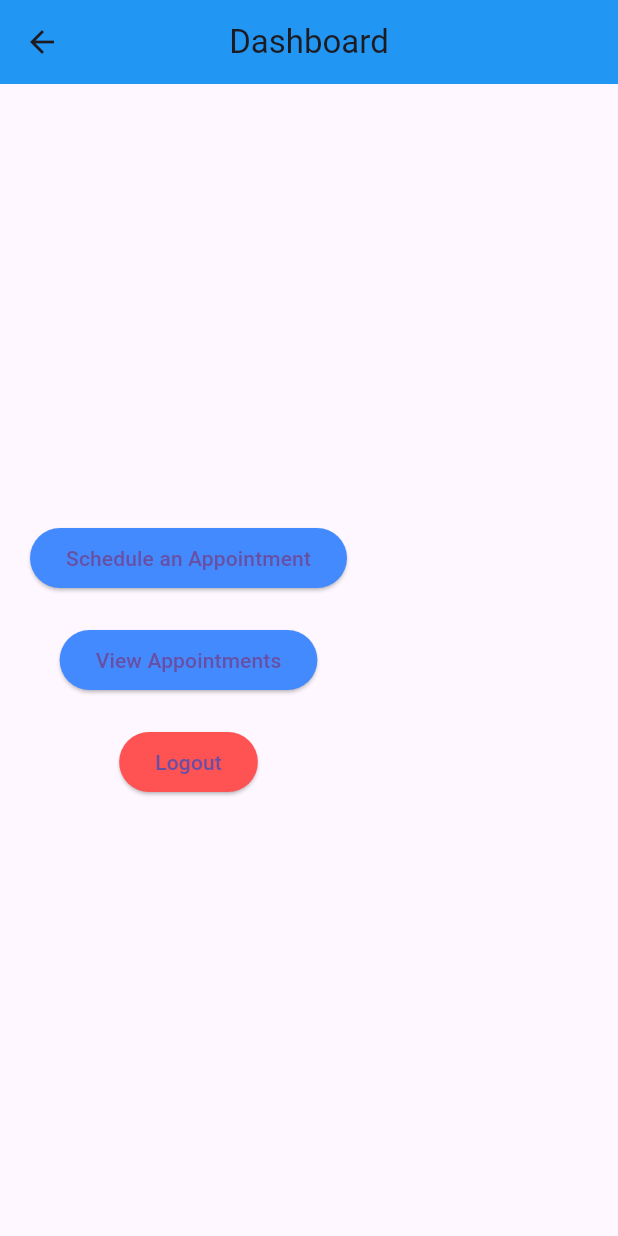
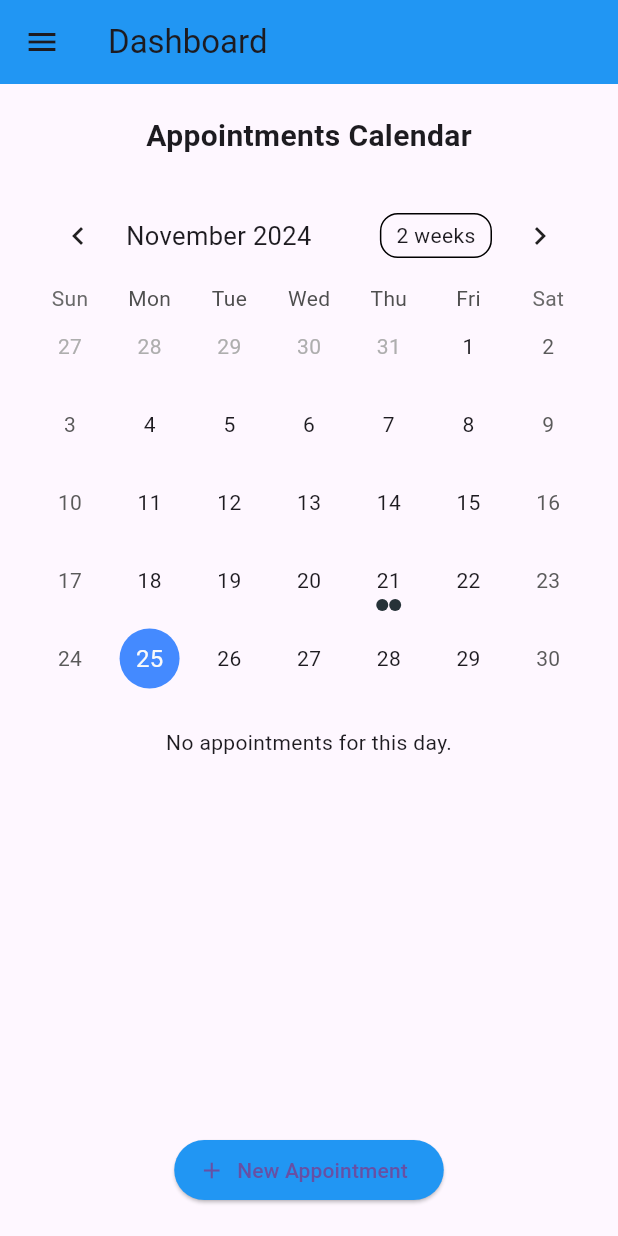
Before and after one commit to Charuzu28/appointmen_app-flutter, a Flutter app: the DashboardPage screen opened by its route, on a phone screen of 412 x 824 dp. Run offline on Flutter 3.47's test engine with Material 3 defaults, Android fonts, the phone set to English and light mode, and no system bars; drawn by our look-alikes of table_calendar.

Commit message:
Appointments, Calendar,Profile, Logout

```diff
--- a/lib/main.dart
+++ b/lib/main.dart
@@ -19,7 +19,7 @@ class MainApp extends StatelessWidget {
       routes: {
         '/signup': (context) => SignUpPage(),
         '/dashboard': (context) => DashboardPage(),
-        '/appointment': (context) => AppointmentPage(),
+        '/appointment': (context) => NewAppointmentPage(),
       },
     );
   }
--- a/lib/pages/dashboard.dart
+++ b/lib/pages/dashboard.dart
@@ -1,51 +1,153 @@
 import 'package:flutter/material.dart';
+import 'package:table_calendar/table_calendar.dart';
 import 'appointment_page.dart';
 
-class DashboardPage extends StatelessWidget {
+class DashboardPage extends StatefulWidget {
+  @override
+  _DashboardPageState createState() => _DashboardPageState();
+}
+
+class _DashboardPageState extends State<DashboardPage> {
+  CalendarFormat _calendarFormat = CalendarFormat.month;
+  DateTime _selectedDay = DateTime.now();
+  DateTime _focusedDay = DateTime.now();
+  final Map<DateTime, List<Map<String, String>>> _appointments = {
+    DateTime.utc(2024, 11, 21): [
+      {
+        "office": "Registrar",
+        "time": "10:00 AM",
+        "reason": "Transcript Request"
+      },
+      {"office": "Cashier", "time": "1:00 PM", "reason": "Tuition Payment"},
+    ],
+  };
+
   @override
   Widget build(BuildContext context) {
     return Scaffold(
       appBar: AppBar(
         title: const Text("Dashboard"),
         backgroundColor: Colors.blue,
-        centerTitle: true,
+      ),
+      drawer: Drawer(
+        child: ListView(
+          children: [
+            const UserAccountsDrawerHeader(
+              accountName: Text("Charles Alamares"),
+              accountEmail: Text("Alamares@example.com"),
+              currentAccountPicture: CircleAvatar(
+                backgroundColor: Colors.white,
+                child: Text(
+                  "CA",
+                  style: TextStyle(fontSize: 24, color: Colors.blue),
+                ),
+              ),
+              decoration: BoxDecoration(color: Colors.blue),
+            ),
+            ListTile(
+              leading: const Icon(Icons.person),
+              title: const Text("Profile"),
+              onTap: () {
+                // Navigate to Profile Page
+              },
+            ),
+            ListTile(
+              leading: const Icon(Icons.settings),
+              title: const Text("Settings"),
+              onTap: () {
+                // Navigate to Settings Page
+              },
+            ),
+            const Divider(),
+            ListTile(
+              leading: const Icon(Icons.logout),
+              title: const Text("Logout"),
+              onTap: () {
+                Navigator.popUntil(context, ModalRoute.withName('/'));
+              },
+            ),
+          ],
+        ),
       ),
       body: Padding(
         padding: const EdgeInsets.all(20),
         child: Column(
-          mainAxisAlignment: MainAxisAlignment.center,
           children: [
-            ElevatedButton(
+            const Text(
+              "Appointments Calendar",
+              style: TextStyle(
+                fontSize: 20,
+                fontWeight: FontWeight.bold,
+              ),
+            ),
+            const SizedBox(height: 20),
+            TableCalendar(
+              firstDay: DateTime.utc(2023, 1, 1),
+              lastDay: DateTime.utc(2030, 12, 31),
+              focusedDay: _focusedDay,
+              calendarFormat: _calendarFormat,
+              selectedDayPredicate: (day) {
+                return isSameDay(_selectedDay, day);
+              },
+              onDaySelected: (selectedDay, focusedDay) {
+                setState(() {
+                  _selectedDay = selectedDay;
+                  _focusedDay = focusedDay;
+                });
+              },
+              eventLoader: (day) {
+                return _appointments[day] ?? [];
+              },
+              calendarStyle: const CalendarStyle(
+                todayDecoration: BoxDecoration(
+                  color: Colors.blue,
+                  shape: BoxShape.circle,
+                ),
+                selectedDecoration: BoxDecoration(
+                  color: Colors.blueAccent,
+                  shape: BoxShape.circle,
+                ),
+              ),
+              onFormatChanged: (format) {
+                setState(() {
+                  _calendarFormat = format;
+                });
+              },
+            ),
+            const SizedBox(height: 20),
+            Expanded(
+              child: ListView(
+                children: _appointments[_selectedDay] != null
+                    ? _appointments[_selectedDay]!.map((appointment) {
+                        return Card(
+                          child: ListTile(
+                            leading: const Icon(Icons.event),
+                            title: Text(
+                                "${appointment['office']} - ${appointment['time']}"),
+                            subtitle: Text(appointment['reason'] ?? ''),
+                          ),
+                        );
+                      }).toList()
+                    : [
+                        const Center(
+                          child: Text("No appointments for this day."),
+                        ),
+                      ],
+              ),
+            ),
+            const SizedBox(height: 20),
+            ElevatedButton.icon(
               onPressed: () {
                 Navigator.push(
                   context,
-                  MaterialPageRoute(builder: (context) => AppointmentPage()),
+                  MaterialPageRoute(builder: (context) => NewAppointmentPage()),
                 );
               },
+              icon: const Icon(Icons.add),
+              label: const Text("New Appointment"),
               style: ElevatedButton.styleFrom(
-                backgroundColor: Colors.blueAccent,
+                backgroundColor: Colors.blue,
               ),
-              child: const Text("Schedule an Appointment"),
-            ),
-            const SizedBox(height: 20),
-            ElevatedButton(
-              onPressed: () {
-                // Navigate to appointment list page (to be implemented)
-              },
-              style: ElevatedButton.styleFrom(
-                backgroundColor: Colors.blueAccent,
-              ),
-              child: const Text("View Appointments"),
-            ),
-            const SizedBox(height: 20),
-            ElevatedButton(
-              onPressed: () {
-                Navigator.pop(context);
-              },
-              style: ElevatedButton.styleFrom(
-                backgroundColor: Colors.redAccent,
-              ),
-              child: const Text("Logout"),
             ),
           ],
         ),
--- a/lib/pages/login_page.dart
+++ b/lib/pages/login_page.dart
@@ -31,12 +31,12 @@ class LoginPage extends StatelessWidget {
                 crossAxisAlignment: CrossAxisAlignment.start,
                 children: <Widget>[
                   Text(
-                    "Welcome Back!",
+                    "Hello, Students!",
                     style: TextStyle(color: Colors.white, fontSize: 40),
                   ),
                   SizedBox(height: 10),
                   Text(
-                    "Sign In to Manage Appointments",
+                    "Sign In to Set Appointment",
                     style: TextStyle(color: Colors.white, fontSize: 18),
                   ),
                 ],
--- a/pubspec.yaml
+++ b/pubspec.yaml
@@ -2,7 +2,7 @@ name: appointment_app_flutter
 description: "A new Flutter project."
 # The following line prevents the package from being accidentally published to
 # pub.dev using `flutter pub publish`. This is preferred for private packages.
-publish_to: 'none' # Remove this line if you wish to publish to pub.dev
+publish_to: "none" # Remove this line if you wish to publish to pub.dev
 
 # The following defines the version and build number for your application.
 # A version number is three numbers separated by dots, like 1.2.43
@@ -28,9 +28,9 @@ environment:
 # the latest version available on pub.dev. To see which dependencies have newer
 # versions available, run `flutter pub outdated`.
 dependencies:
+  table_calendar: ^3.0.6
   flutter:
     sdk: flutter
-
 
   # The following adds the Cupertino Icons font to your application.
   # Use with the CupertinoIcons class for iOS style icons.
@@ -52,7 +52,6 @@ dev_dependencies:
 
 # The following section is specific to Flutter packages.
 flutter:
-
   # The following line ensures that the Material Icons font is
   # included with your application, so that you can use the icons in
   # the material Icons class.
```
Also changed, not shown: lib/pages/appointment_page.dart (+41 -48 lines), pubspec.lock.
